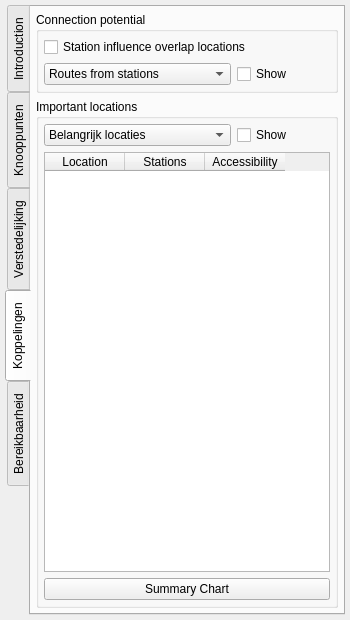
This is KPOpilot/kpo_datasysteem_pilot_dockwidget_base.ui in Deltametropool/kpo-pilot as Qt 5 draws it before an edit. The edited form follows.
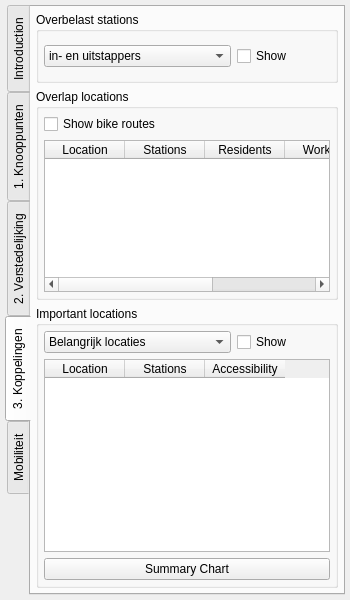
This is the edited form. The open tabs and pages were chosen to show the change.

Commit message: updated UI and smaller logo

```diff
--- a/KPOpilot/kpo_datasysteem_pilot_dockwidget_base.ui
+++ b/KPOpilot/kpo_datasysteem_pilot_dockwidget_base.ui
@@ -7,11 +7,11 @@
     <x>0</x>
     <y>0</y>
     <width>350</width>
-    <height>620</height>
+    <height>600</height>
    </rect>
   </property>
   <property name="sizePolicy">
-   <sizepolicy hsizetype="Fixed" vsizetype="Preferred">
+   <sizepolicy hsizetype="Preferred" vsizetype="Preferred">
     <horstretch>0</horstretch>
     <verstretch>0</verstretch>
    </sizepolicy>
@@ -19,20 +19,20 @@
   <property name="minimumSize">
    <size>
     <width>350</width>
-    <height>533</height>
+    <height>600</height>
    </size>
   </property>
   <property name="autoFillBackground">
    <bool>false</bool>
   </property>
   <property name="features">
-   <set>QDockWidget::DockWidgetClosable|QDockWidget::DockWidgetMovable</set>
+   <set>QDockWidget::AllDockWidgetFeatures</set>
   </property>
   <property name="windowTitle">
    <string>Knooppunten Ontwikkeling - pilot</string>
   </property>
   <widget class="QWidget" name="dockWidgetContents">
-   <layout class="QVBoxLayout" name="verticalLayout_2" stretch="10">
+   <layout class="QVBoxLayout" name="verticalLayout_8">
     <property name="leftMargin">
      <number>5</number>
     </property>
@@ -110,7 +110,7 @@
       </widget>
       <widget class="QWidget" name="knooppuntenTab">
        <attribute name="title">
-        <string>Knooppunten</string>
+        <string>1. Knooppunten</string>
        </attribute>
        <attribute name="toolTip">
         <string>&lt;html&gt;&lt;head/&gt;&lt;body&gt;&lt;p&gt;Knooppunten drukte en capaciteit&lt;/p&gt;&lt;/body&gt;&lt;/html&gt;</string>
@@ -295,7 +295,7 @@
       </widget>
       <widget class="QWidget" name="verstedelijkingTab">
        <attribute name="title">
-        <string>Verstedelijking</string>
+        <string>2. Verstedelijking</string>
        </attribute>
        <layout class="QVBoxLayout" name="verticalLayout_6">
         <property name="leftMargin">
@@ -516,9 +516,9 @@
       </widget>
       <widget class="QWidget" name="koppelingenTab">
        <attribute name="title">
-        <string>Koppelingen</string>
+        <string>3. Koppelingen</string>
        </attribute>
-       <layout class="QVBoxLayout" name="verticalLayout_3">
+       <layout class="QVBoxLayout" name="verticalLayout_3" stretch="1,3,4">
         <property name="leftMargin">
          <number>5</number>
         </property>
@@ -531,12 +531,69 @@
         <property name="bottomMargin">
          <number>5</number>
         </property>
+        <item>
+         <widget class="QGroupBox" name="groupBox">
+          <property name="title">
+           <string>Overbelast stations</string>
+          </property>
+          <layout class="QHBoxLayout" name="horizontalLayout_2" stretch="2,1">
+           <property name="leftMargin">
+            <number>5</number>
+           </property>
+           <property name="topMargin">
+            <number>5</number>
+           </property>
+           <property name="rightMargin">
+            <number>5</number>
+           </property>
+           <property name="bottomMargin">
+            <number>5</number>
+           </property>
+           <item>
+            <widget class="QComboBox" name="knooppuntenAttributeCombo_2">
+             <item>
+              <property name="text">
+               <string>in- en uitstappers</string>
+              </property>
+             </item>
+             <item>
+              <property name="text">
+               <string>fietsenstallingen</string>
+              </property>
+             </item>
+             <item>
+              <property name="text">
+               <string>perrons</string>
+              </property>
+             </item>
+             <item>
+              <property name="text">
+               <string>stijgpunten</string>
+              </property>
+             </item>
+             <item>
+              <property name="text">
+               <string>loopstromen</string>
+              </property>
+             </item>
+            </widget>
+           </item>
+           <item>
+            <widget class="QCheckBox" name="knooppuntenShowCheck_2">
+             <property name="text">
+              <string>Show</string>
+             </property>
+            </widget>
+           </item>
+          </layout>
+         </widget>
+        </item>
         <item>
          <widget class="QGroupBox" name="connectionsBox">
           <property name="title">
-           <string>Connection potential</string>
+           <string>Overlap locations</string>
           </property>
-          <layout class="QGridLayout" name="gridLayout_7" columnstretch="2,1">
+          <layout class="QVBoxLayout" name="verticalLayout_2">
            <property name="leftMargin">
             <number>5</number>
            </property>
@@ -549,29 +606,45 @@
            <property name="bottomMargin">
             <number>5</number>
            </property>
-           <item row="0" column="0" colspan="2">
-            <widget class="QCheckBox" name="overlapShowCheck">
-             <property name="text">
-              <string>Station influence overlap locations</string>
-             </property>
-            </widget>
-           </item>
-           <item row="1" column="0">
-            <widget class="QComboBox" name="routesSelectCombo">
-             <item>
-              <property name="text">
-               <string>Routes from stations</string>
-              </property>
-             </item>
-            </widget>
-           </item>
-           <item row="1" column="1">
+           <item>
             <widget class="QCheckBox" name="routesShowCheck">
              <property name="text">
-              <string>Show</string>
+              <string>Show bike routes</string>
              </property>
             </widget>
            </item>
+           <item>
+            <widget class="QTableWidget" name="importantAttributeTable_2">
+             <attribute name="horizontalHeaderDefaultSectionSize">
+              <number>80</number>
+             </attribute>
+             <column>
+              <property name="text">
+               <string>Location</string>
+              </property>
+             </column>
+             <column>
+              <property name="text">
+               <string>Stations</string>
+              </property>
+             </column>
+             <column>
+              <property name="text">
+               <string>Residents</string>
+              </property>
+             </column>
+             <column>
+              <property name="text">
+               <string>Workers</string>
+              </property>
+             </column>
+             <column>
+              <property name="text">
+               <string>Students</string>
+              </property>
+             </column>
+            </widget>
+           </item>
           </layout>
          </widget>
         </item>
@@ -645,7 +718,7 @@
       </widget>
       <widget class="QWidget" name="bereikbaarheidTab">
        <attribute name="title">
-        <string>Bereikbaarheid</string>
+        <string>Mobiliteit</string>
        </attribute>
        <layout class="QVBoxLayout" name="verticalLayout">
         <property name="leftMargin">
```
Left out of the diff: 61 changed lines with no effect on the pictures. The commit also changes 2 other files.
